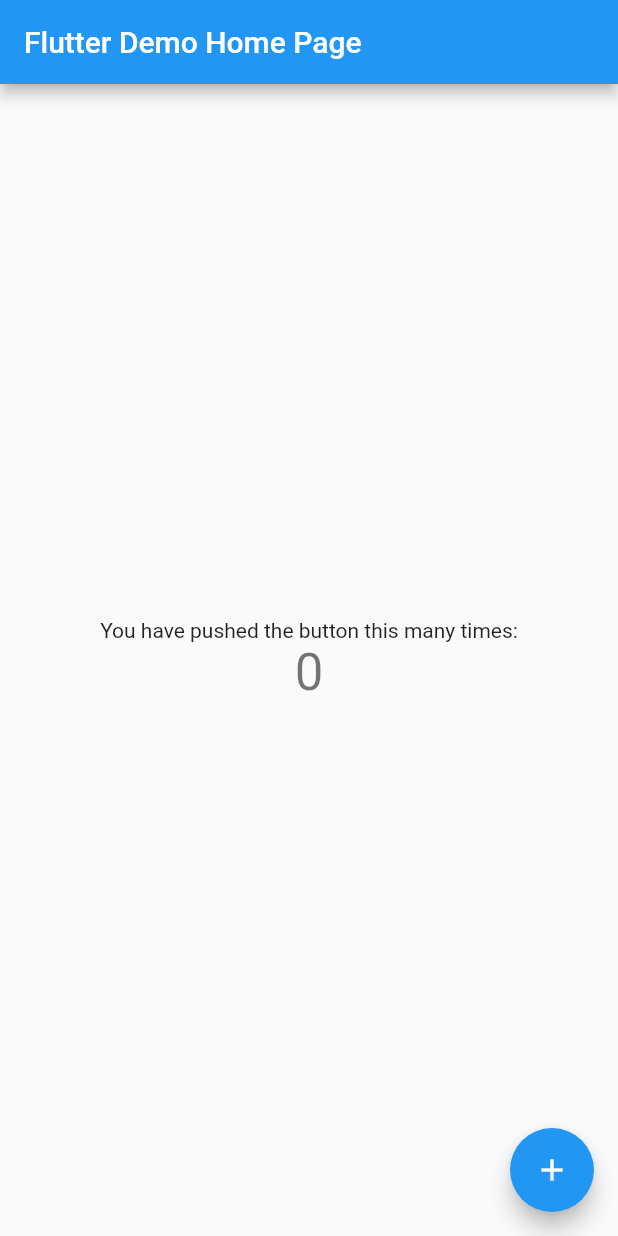
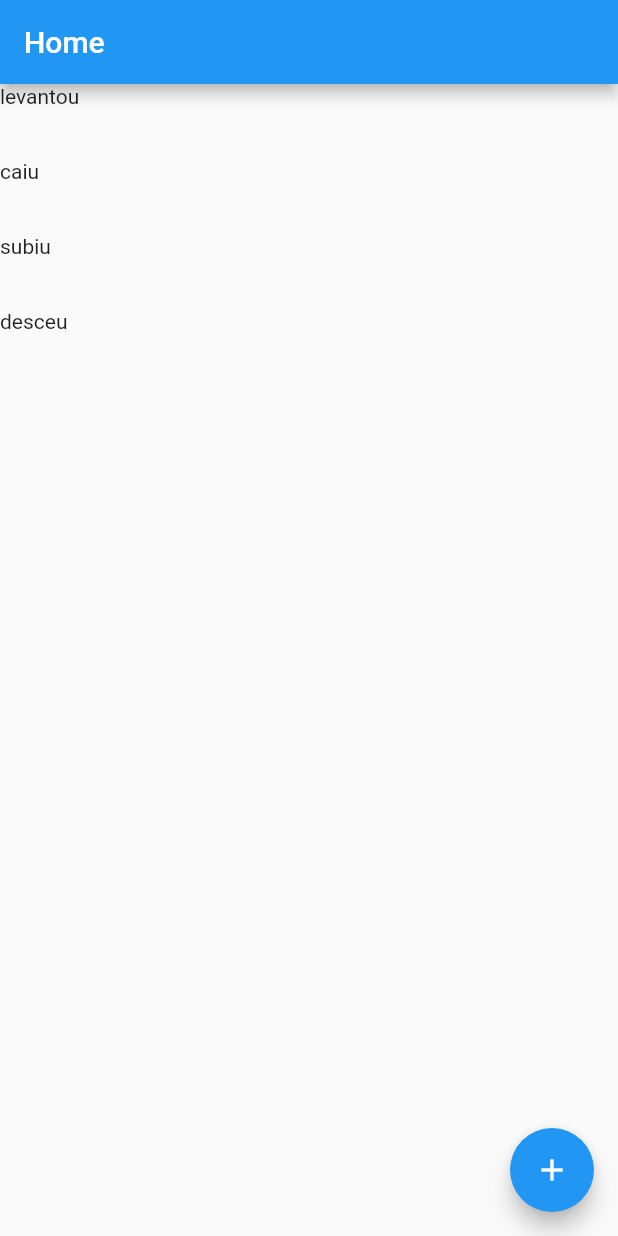
Before and after one commit to AdrianoAnadinho/FrwkFirstProject, a Flutter app: the screen it shows after launch, on a phone screen of 412 x 824 dp. Run offline on Flutter 3.47's test engine with Material 2 defaults, Android fonts, the phone set to English and light mode, and no system bars.

Commit message:
initialized and displayed list of items on home page

```diff
--- a/lib/main.dart
+++ b/lib/main.dart
@@ -1,4 +1,6 @@
 import 'package:flutter/material.dart';
+
+import 'Item.dart';
 
 void main() {
   runApp(const MyApp());
@@ -7,7 +9,6 @@ void main() {
 class MyApp extends StatelessWidget {
   const MyApp({super.key});
 
-  // This widget is the root of your application.
   @override
   Widget build(BuildContext context) {
     return MaterialApp(
@@ -15,17 +16,21 @@ class MyApp extends StatelessWidget {
       theme: ThemeData(
         primarySwatch: Colors.blue,
       ),
-      home: const MyHomePage(
-        title: 'Flutter Demo Home Page',
-      ),
+      home: MyHomePage(),
     );
   }
 }
 
 class MyHomePage extends StatefulWidget {
-  const MyHomePage({super.key, required this.title});
+  var items = <Item>[];
 
-  final String title;
+  MyHomePage() {
+    // items = [];
+    items.add(Item(done: true, title: 'levantou'));
+    items.add(Item(done: false, title: 'caiu'));
+    items.add(Item(done: true, title: 'subiu'));
+    items.add(Item(done: false, title: 'desceu'));
+  }
 
   @override
   State<MyHomePage> createState() => _MyHomePageState();
@@ -44,21 +49,16 @@ class _MyHomePageState extends State<MyHomePage> {
   Widget build(BuildContext context) {
     return Scaffold(
       appBar: AppBar(
-        title: Text(widget.title),
+        title: Text('Home'),
       ),
-      body: Center(
-        child: Column(
-          mainAxisAlignment: MainAxisAlignment.center,
-          children: <Widget>[
-            Text(
-              'You have pushed the button this many times:',
-            ),
-            Text(
-              '$_counter',
-              style: Theme.of(context).textTheme.headline4,
-            ),
-          ],
-        ),
+      body: ListView.builder(
+        itemCount: widget.items.length,
+        itemBuilder: (context, index) {
+          return SizedBox(
+            height: 50,
+            child: Text(widget.items[index].title.toString()),
+          );
+        },
       ),
       floatingActionButton: FloatingActionButton(
         onPressed: _incrementCounter,
```
